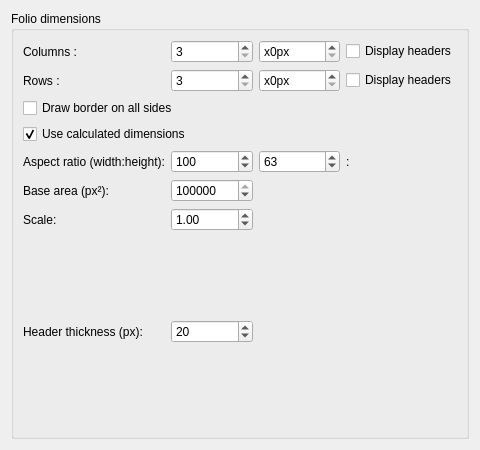
The window that sources/ui/borderpropertieswidget.ui (EmilOsvoll/qelectrotech-source-mirror) describes before a commit, drawn with Qt 5.
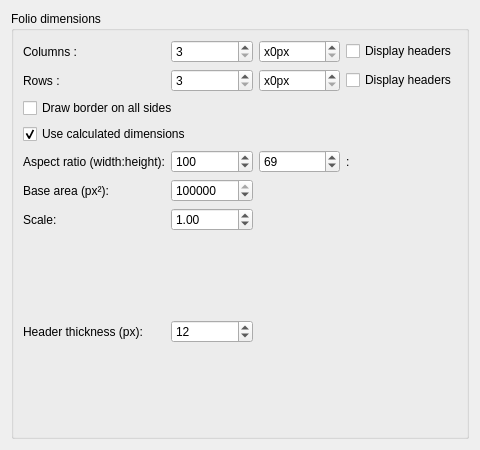
The same window after the commit.

Commit message: change default header width/height and aspect ratio height

What changed in the file:
```diff
--- a/sources/ui/borderpropertieswidget.ui
+++ b/sources/ui/borderpropertieswidget.ui
@@ -150,7 +150,7 @@
          <number>10000</number>
         </property>
         <property name="value">
-         <number>63</number>
+         <number>69</number>
         </property>
        </widget>
       </item>
@@ -234,7 +234,7 @@
          <double>1.000000000000000</double>
         </property>
         <property name="value">
-         <double>20.000000000000000</double>
+         <double>12.000000000000000</double>
         </property>
        </widget>
       </item>
```
The commit also changes 2 other files.
